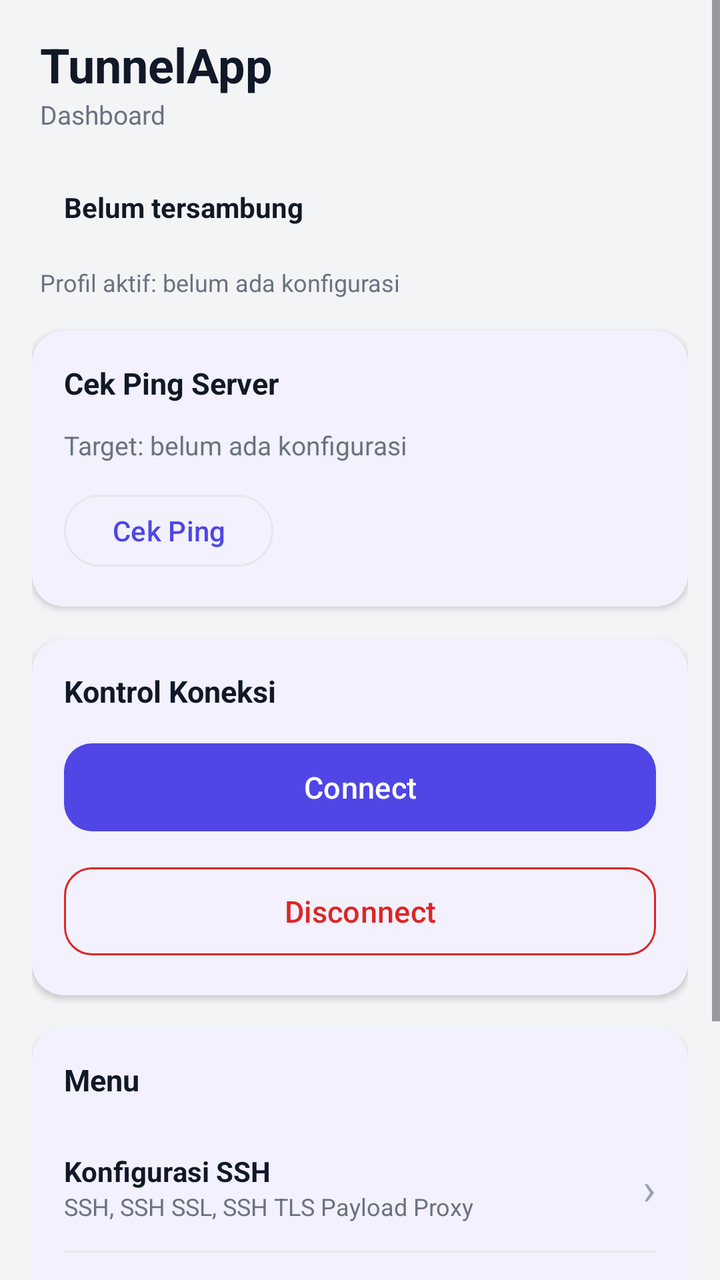
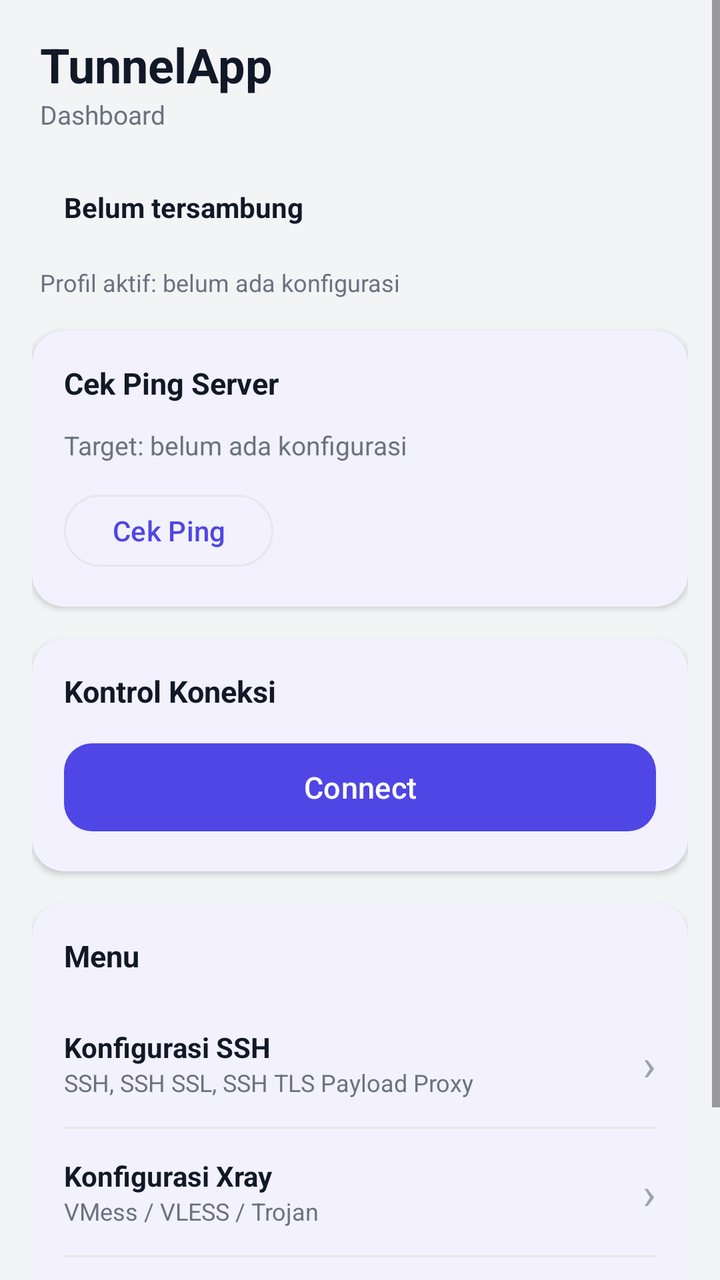

Compare the two renders of this Android layout. The source of the first and the diff that turns it into the second are given below.
<!-- AndroidManifest.xml: application theme Theme.TunnelApp -->
<!-- res/layout/activity_dashboard.xml -->
<?xml version="1.0" encoding="utf-8"?>
<ScrollView xmlns:android="http://schemas.android.com/apk/res/android"
    xmlns:app="http://schemas.android.com/apk/res-auto"
    android:layout_width="match_parent"
    android:layout_height="match_parent"
    android:background="@color/app_background"
    android:fillViewport="true">

    <LinearLayout
        android:layout_width="match_parent"
        android:layout_height="wrap_content"
        android:orientation="vertical"
        android:padding="16dp"
        android:animateLayoutChanges="true">

        
        <LinearLayout
            android:layout_width="match_parent"
            android:layout_height="wrap_content"
            android:orientation="vertical"
            android:paddingStart="4dp"
            android:paddingEnd="4dp"
            android:layout_marginBottom="16dp">

            <TextView
                android:layout_width="wrap_content"
                android:layout_height="wrap_content"
                android:text="TunnelApp"
                android:textColor="@color/text_primary"
                android:textSize="24sp"
                android:textStyle="bold" />

            <TextView
                android:layout_width="wrap_content"
                android:layout_height="wrap_content"
                android:text="Dashboard"
                android:textColor="@color/text_secondary"
                android:textSize="13sp" />
        </LinearLayout>

        
        <LinearLayout
            android:id="@+id/pillStatus"
            android:layout_width="match_parent"
            android:layout_height="wrap_content"
            android:orientation="horizontal"
            android:gravity="center_vertical"
            android:background="@drawable/bg_status_pill"
            android:paddingStart="16dp"
            android:paddingEnd="16dp"
            android:paddingTop="12dp"
            android:paddingBottom="12dp"
            android:layout_marginBottom="8dp">

            <TextView
                android:id="@+id/tvStatus"
                android:layout_width="0dp"
                android:layout_height="wrap_content"
                android:layout_weight="1"
                android:text="Belum tersambung"
                android:textColor="@color/text_primary"
                android:textSize="14sp"
                android:textStyle="bold" />
        </LinearLayout>

        <TextView
            android:id="@+id/tvActiveProfile"
            android:layout_width="match_parent"
            android:layout_height="wrap_content"
            android:layout_marginBottom="16dp"
            android:layout_marginStart="4dp"
            android:text="Profil aktif: belum ada konfigurasi"
            android:textColor="@color/text_secondary"
            android:textSize="12sp" />

        
        <com.google.android.material.card.MaterialCardView
            style="@style/Card.Section"
            android:layout_width="match_parent"
            android:layout_height="wrap_content"
            android:layout_marginBottom="16dp">

            <LinearLayout
                android:layout_width="match_parent"
                android:layout_height="wrap_content"
                android:orientation="vertical"
                android:animateLayoutChanges="true">

                <TextView
                    style="@style/SectionTitleText"
                    android:layout_width="wrap_content"
                    android:layout_height="wrap_content"
                    android:text="Cek Ping Server" />

                <TextView
                    android:id="@+id/tvPingTarget"
                    android:layout_width="match_parent"
                    android:layout_height="wrap_content"
                    android:layout_marginBottom="12dp"
                    android:text="Target: belum ada konfigurasi"
                    android:textColor="@color/text_secondary"
                    android:textSize="13sp" />

                <LinearLayout
                    android:layout_width="match_parent"
                    android:layout_height="wrap_content"
                    android:orientation="horizontal"
                    android:gravity="center_vertical">

                    <com.google.android.material.button.MaterialButton
                        android:id="@+id/btnCheckPing"
                        style="@style/Widget.Material3.Button.OutlinedButton"
                        android:layout_width="wrap_content"
                        android:layout_height="44dp"
                        android:text="Cek Ping"
                        android:textAllCaps="false" />

                    <ProgressBar
                        android:id="@+id/pbPinging"
                        android:layout_width="20dp"
                        android:layout_height="20dp"
                        android:layout_marginStart="12dp"
                        android:visibility="gone" />

                    <TextView
                        android:id="@+id/tvPingResult"
                        android:layout_width="0dp"
                        android:layout_height="wrap_content"
                        android:layout_weight="1"
                        android:layout_marginStart="12dp"
                        android:gravity="end"
                        android:text=""
                        android:textColor="@color/text_primary"
                        android:textSize="14sp"
                        android:textStyle="bold" />
                </LinearLayout>
            </LinearLayout>
        </com.google.android.material.card.MaterialCardView>

        
        <com.google.android.material.card.MaterialCardView
            style="@style/Card.Section"
            android:layout_width="match_parent"
            android:layout_height="wrap_content"
            android:layout_marginBottom="16dp">

            <LinearLayout
                android:layout_width="match_parent"
                android:layout_height="wrap_content"
                android:orientation="vertical">

                <TextView
                    style="@style/SectionTitleText"
                    android:layout_width="wrap_content"
                    android:layout_height="wrap_content"
                    android:text="Kontrol Koneksi" />

                <com.google.android.material.button.MaterialButton
                    android:id="@+id/btnConnect"
                    style="@style/Button.Primary"
                    android:layout_width="match_parent"
                    android:layout_height="52dp"
                    android:text="Connect"
                    android:textAllCaps="false"
                    android:textSize="15sp" />

                <com.google.android.material.button.MaterialButton
                    android:id="@+id/btnDisconnect"
                    style="@style/Button.Danger"
                    android:layout_width="match_parent"
                    android:layout_height="52dp"
                    android:layout_marginTop="10dp"
                    android:text="Disconnect"
                    android:textAllCaps="false"
                    android:textSize="15sp" />
            </LinearLayout>
        </com.google.android.material.card.MaterialCardView>

        
        <com.google.android.material.card.MaterialCardView
            style="@style/Card.Section"
            android:layout_width="match_parent"
            android:layout_height="wrap_content"
            android:layout_marginBottom="16dp">

            <LinearLayout
                android:layout_width="match_parent"
                android:layout_height="wrap_content"
                android:orientation="vertical">

                <TextView
                    style="@style/SectionTitleText"
                    android:layout_width="wrap_content"
                    android:layout_height="wrap_content"
                    android:text="Menu" />

                <LinearLayout
                    android:id="@+id/rowMenuSsh"
                    android:layout_width="match_parent"
                    android:layout_height="wrap_content"
                    android:orientation="horizontal"
                    android:gravity="center_vertical"
                    android:paddingTop="14dp"
                    android:paddingBottom="14dp"
                    android:clickable="true"
                    android:focusable="true"
                    android:background="?attr/selectableItemBackground">

                    <LinearLayout
                        android:layout_width="0dp"
                        android:layout_height="wrap_content"
                        android:layout_weight="1"
                        android:orientation="vertical">

                        <TextView
                            android:layout_width="wrap_content"
                            android:layout_height="wrap_content"
                            android:text="Konfigurasi SSH"
                            android:textColor="@color/text_primary"
                            android:textStyle="bold"
                            android:textSize="14sp" />

                        <TextView
                            android:layout_width="wrap_content"
                            android:layout_height="wrap_content"
                            android:text="SSH, SSH SSL, SSH TLS Payload Proxy"
                            android:textColor="@color/text_secondary"
                            android:textSize="12sp" />
                    </LinearLayout>

                    <TextView
                        android:layout_width="wrap_content"
                        android:layout_height="wrap_content"
                        android:text="›"
                        android:textColor="@color/text_hint"
                        android:textSize="22sp" />
                </LinearLayout>

                <View
                    android:layout_width="match_parent"
                    android:layout_height="1dp"
                    android:background="@color/divider" />

                <LinearLayout
                    android:id="@+id/rowMenuXray"
                    android:layout_width="match_parent"
                    android:layout_height="wrap_content"
                    android:orientation="horizontal"
                    android:gravity="center_vertical"
                    android:paddingTop="14dp"
                    android:paddingBottom="14dp"
                    android:clickable="true"
                    android:focusable="true"
                    android:background="?attr/selectableItemBackground">

                    <LinearLayout
                        android:layout_width="0dp"
                        android:layout_height="wrap_content"
                        android:layout_weight="1"
                        android:orientation="vertical">

                        <TextView
                            android:layout_width="wrap_content"
                            android:layout_height="wrap_content"
                            android:text="Konfigurasi Xray"
                            android:textColor="@color/text_primary"
                            android:textStyle="bold"
                            android:textSize="14sp" />

                        <TextView
                            android:layout_width="wrap_content"
                            android:layout_height="wrap_content"
                            android:text="VMess / VLESS / Trojan"
                            android:textColor="@color/text_secondary"
                            android:textSize="12sp" />
                    </LinearLayout>

                    <TextView
                        android:layout_width="wrap_content"
                        android:layout_height="wrap_content"
                        android:text="›"
                        android:textColor="@color/text_hint"
                        android:textSize="22sp" />
                </LinearLayout>

                <View
                    android:layout_width="match_parent"
                    android:layout_height="1dp"
                    android:background="@color/divider" />

                <LinearLayout
                    android:id="@+id/rowMenuLog"
                    android:layout_width="match_parent"
                    android:layout_height="wrap_content"
                    android:orientation="horizontal"
                    android:gravity="center_vertical"
                    android:paddingTop="14dp"
                    android:paddingBottom="14dp"
                    android:clickable="true"
                    android:focusable="true"
                    android:background="?attr/selectableItemBackground">

                    <LinearLayout
                        android:layout_width="0dp"
                        android:layout_height="wrap_content"
                        android:layout_weight="1"
                        android:orientation="vertical">

                        <TextView
                            android:layout_width="wrap_content"
                            android:layout_height="wrap_content"
                            android:text="Log Koneksi"
                            android:textColor="@color/text_primary"
                            android:textStyle="bold"
                            android:textSize="14sp" />

                        <TextView
                            android:layout_width="wrap_content"
                            android:layout_height="wrap_content"
                            android:text="Lihat tahapan proses koneksi"
                            android:textColor="@color/text_secondary"
                            android:textSize="12sp" />
                    </LinearLayout>

                    <TextView
                        android:layout_width="wrap_content"
                        android:layout_height="wrap_content"
                        android:text="›"
                        android:textColor="@color/text_hint"
                        android:textSize="22sp" />
                </LinearLayout>
            </LinearLayout>
        </com.google.android.material.card.MaterialCardView>

    </LinearLayout>
</ScrollView>
<!-- resources referenced by this layout -->
<resources>
  <color name="app_background">#F3F4F6</color>
  <color name="divider">#E5E7EB</color>
  <color name="text_hint">#9CA3AF</color>
  <color name="text_primary">#111827</color>
  <color name="text_secondary">#6B7280</color>
  <!-- drawable bg_status_pill (drawable) -->
  <?xml version="1.0" encoding="utf-8"?>
  <shape xmlns:android="http://schemas.android.com/apk/res/android" android:shape="rectangle">
      <solid android:color="@color/status_pending_bg" />
      <corners android:radius="14dp" />
  </shape>
  <style name="Button.Danger" parent="Widget.Material3.Button.OutlinedButton">
          <item name="cornerRadius">14dp</item>
          <item name="strokeColor">@color/status_error</item>
          <item name="android:textColor">@color/status_error</item>
      </style>
  <style name="Button.Primary" parent="Widget.Material3.Button">
          <item name="cornerRadius">14dp</item>
          <item name="backgroundTint">@color/brand_primary</item>
      </style>
  <style name="Card.Section" parent="Widget.Material3.CardView.Elevated">
          <item name="cardCornerRadius">16dp</item>
          <item name="cardElevation">2dp</item>
          <item name="contentPadding">16dp</item>
          <item name="cardBackgroundColor">@color/card_background</item>
          <item name="strokeWidth">0dp</item>
      </style>
  <style name="SectionTitleText">
          <item name="android:textColor">@color/text_primary</item>
          <item name="android:textStyle">bold</item>
          <item name="android:textSize">15sp</item>
          <item name="android:layout_marginBottom">12dp</item>
      </style>
  <style name="Theme.TunnelApp" parent="Theme.Material3.Light.NoActionBar">
          <item name="colorPrimary">@color/brand_primary</item>
          <item name="colorPrimaryDark">@color/brand_primary_dark</item>
          <item name="colorOnPrimary">@color/brand_on_primary</item>
          <item name="colorSecondary">@color/brand_secondary</item>
          <item name="colorSurface">@color/card_background</item>
          
          <item name="colorOnSurface">@color/text_primary</item>
          <item name="colorOnSurfaceVariant">@color/text_secondary</item>
          <item name="colorOutline">@color/divider</item>
          <item name="android:colorBackground">@color/app_background</item>
          <item name="android:statusBarColor">@color/brand_primary_dark</item>
          <item name="android:windowLightStatusBar">false</item>
      </style>
  <color name="status_pending_bg">#F3F4F6</color>
  <color name="status_error">#DC2626</color>
  <color name="brand_primary">#4F46E5</color>
  <color name="card_background">#FFFFFF</color>
  <color name="brand_primary_dark">#4338CA</color>
  <color name="brand_on_primary">#FFFFFF</color>
  <color name="brand_secondary">#0EA5A4</color>
</resources>

<!-- the commit's change to res/layout/activity_dashboard.xml (unified diff, before → after) -->
@@ -155,22 +155,13 @@
                     android:layout_height="wrap_content"
                     android:text="Kontrol Koneksi" />
 
+                
                 <com.google.android.material.button.MaterialButton
-                    android:id="@+id/btnConnect"
+                    android:id="@+id/btnConnectToggle"
                     style="@style/Button.Primary"
                     android:layout_width="match_parent"
                     android:layout_height="52dp"
                     android:text="Connect"
-                    android:textAllCaps="false"
-                    android:textSize="15sp" />
-
-                <com.google.android.material.button.MaterialButton
-                    android:id="@+id/btnDisconnect"
-                    style="@style/Button.Danger"
-                    android:layout_width="match_parent"
-                    android:layout_height="52dp"
-                    android:layout_marginTop="10dp"
-                    android:text="Disconnect"
                     android:textAllCaps="false"
                     android:textSize="15sp" />
             </LinearLayout>
<!-- resource entries referenced after the edit -->
@@ -11,11 +11,6 @@
       <solid android:color="@color/status_pending_bg" />
       <corners android:radius="14dp" />
   </shape>
-  <style name="Button.Danger" parent="Widget.Material3.Button.OutlinedButton">
-          <item name="cornerRadius">14dp</item>
-          <item name="strokeColor">@color/status_error</item>
-          <item name="android:textColor">@color/status_error</item>
-      </style>
   <style name="Button.Primary" parent="Widget.Material3.Button">
           <item name="cornerRadius">14dp</item>
           <item name="backgroundTint">@color/brand_primary</item>
@@ -48,7 +43,6 @@
           <item name="android:windowLightStatusBar">false</item>
       </style>
   <color name="status_pending_bg">#F3F4F6</color>
-  <color name="status_error">#DC2626</color>
   <color name="brand_primary">#4F46E5</color>
   <color name="card_background">#FFFFFF</color>
   <color name="brand_primary_dark">#4338CA</color>
